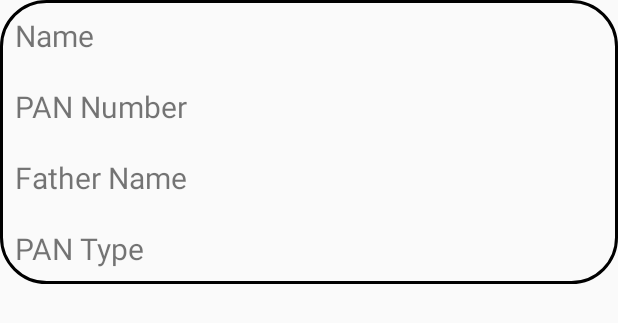
After one commit to devlordsam/SecureStore, an Android app: the layout card_pan.xml on its own in the app's theme, with its tools: preview values and no code run, on a phone screen of 412 x 824 dp. The commit adds this screen. Shown: the top 323 px of the screen. Run offline under Robolectric (Android 15) with nearby library versions, the phone set to English and light mode, and no system bars.

```diff
--- /dev/null
+++ b/app/src/main/res/layout/card_pan.xml
@@ -0,0 +1,45 @@
+<?xml version="1.0" encoding="utf-8"?>
+<LinearLayout xmlns:android="http://schemas.android.com/apk/res/android"
+    android:layout_width="match_parent"
+    android:layout_height="match_parent"
+    android:orientation="vertical">
+
+    <LinearLayout
+        android:layout_width="match_parent"
+        android:layout_height="wrap_content"
+        android:background="@drawable/layout_style"
+        android:orientation="vertical">
+
+        <TextView
+            android:id="@+id/textViewCPANName"
+            android:layout_width="match_parent"
+            android:layout_height="wrap_content"
+            android:padding="10dp"
+            android:text="Name"
+            android:textSize="20sp" />
+
+        <TextView
+            android:id="@+id/textViewCPANNumber"
+            android:layout_width="match_parent"
+            android:layout_height="wrap_content"
+            android:padding="10dp"
+            android:text="PAN Number"
+            android:textSize="20sp" />
+
+        <TextView
+            android:id="@+id/textViewCPANFather"
+            android:layout_width="match_parent"
+            android:layout_height="wrap_content"
+            android:padding="10dp"
+            android:text="@string/father_name"
+            android:textSize="20sp" />
+        <TextView
+            android:id="@+id/textViewCPANType"
+            android:layout_width="match_parent"
+            android:layout_height="wrap_content"
+            android:padding="10dp"
+            android:text="PAN Type"
+            android:textSize="20sp" />
+    </LinearLayout>
+
+</LinearLayout>
--- a/app/src/main/res/values/strings.xml
+++ b/app/src/main/res/values/strings.xml
@@ -23,6 +23,7 @@
     <string name="delete">Delete</string>
     <string name="share">share</string>
     <string name="add">Add</string>
+    <string name="father_name">Father Name</string>
     <string-array name="cardTypes">
         <item>Maestro Card</item>
         <item>Visa Card</item>
```
Also changed, not shown: app/src/main/AndroidManifest.xml (+5 -2 lines), app/src/main/java/com/lordsam/securestore/PopUpPANActivity.kt (added, +11 -0 lines), app/src/main/java/com/lordsam/securestore/PopUpWebsiteActivity.kt (added, +11 -0 lines), app/src/main/res/layout/activity_pop_up_p_a_n.xml (added, +58 -0 lines), app/src/main/res/layout/activity_pop_up_website.xml (added, +49 -0 lines), app/src/main/res/layout/card_website.xml (added, +38 -0 lines).
